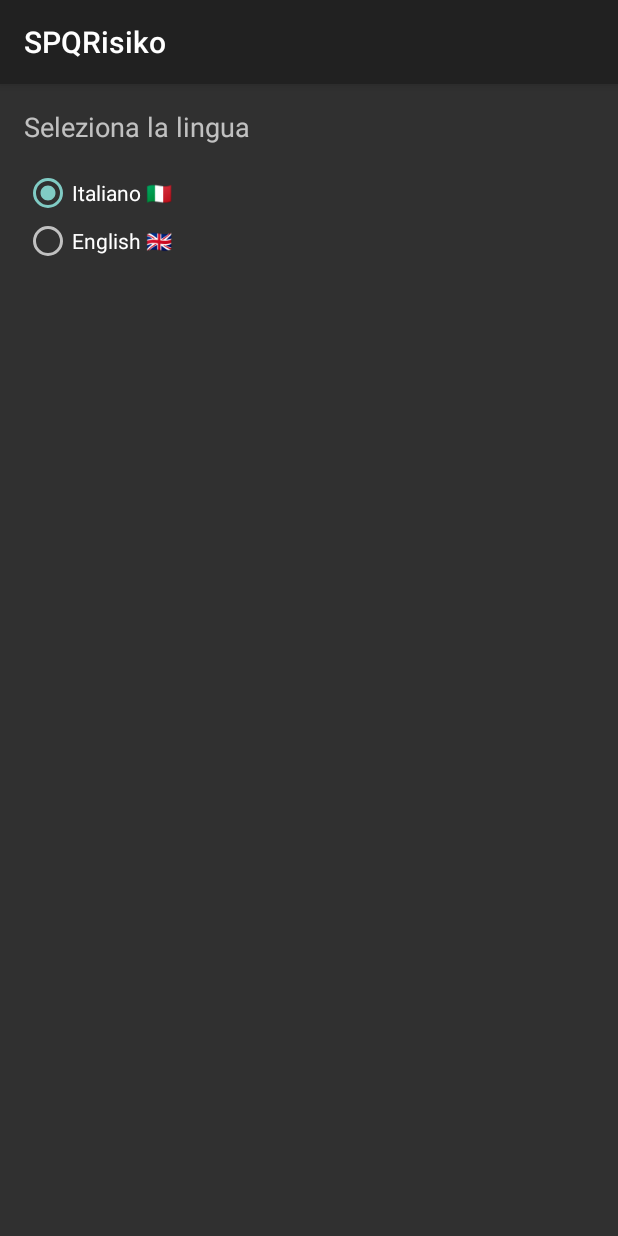
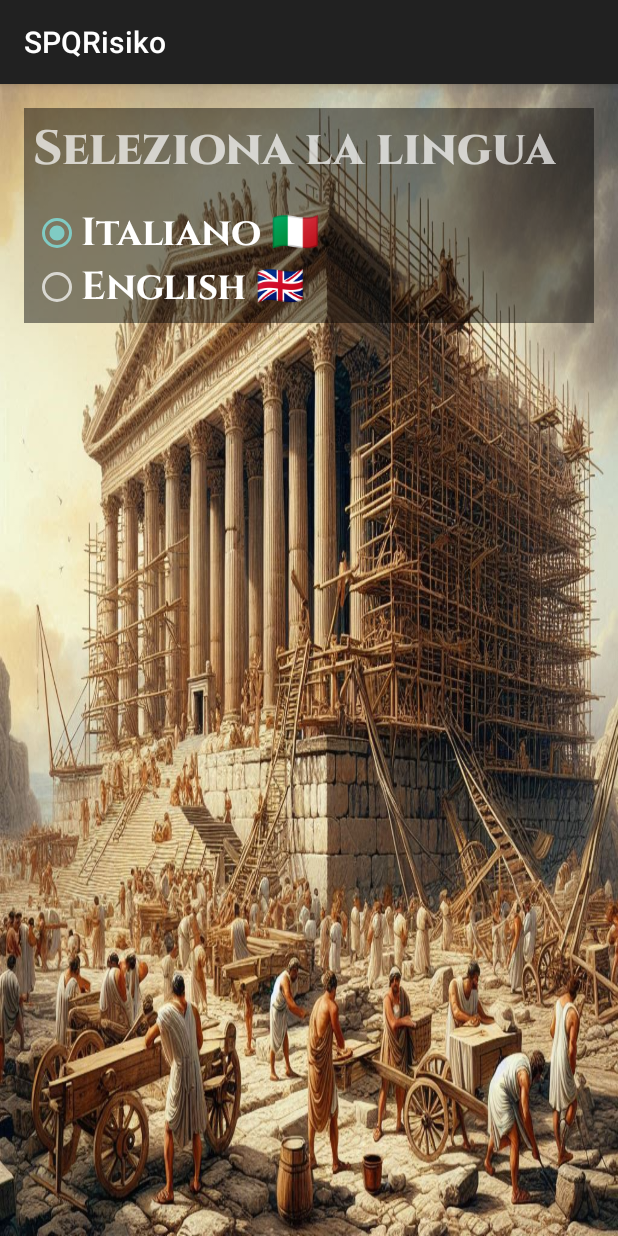
Before and after one commit to rickm01/SPQRisiko, an Android app: the SettingPageActivity screen opened directly, with no data from a screen before it, on a phone screen of 412 x 824 dp. Run offline under Robolectric (Android 15) with nearby library versions, the phone set to English and light mode, and no system bars.

Commit message:
Addition of background for settings

```diff
--- a/app/src/main/res/layout/activity_settings.xml
+++ b/app/src/main/res/layout/activity_settings.xml
@@ -2,28 +2,48 @@
 <LinearLayout xmlns:android="http://schemas.android.com/apk/res/android"
     android:layout_width="match_parent"
     android:layout_height="match_parent"
+    android:background="@drawable/cantiere"
     android:orientation="vertical"
     android:padding="16dp">
+
+    <LinearLayout
+        android:layout_width="match_parent"
+        android:layout_height="wrap_content"
+        android:layout_gravity="center"
+        android:orientation="vertical"
+        android:background="#75000000"
+        android:padding="6sp">
+
+
         <TextView
             android:layout_width="wrap_content"
             android:layout_height="wrap_content"
+            android:layout_marginBottom="16dp"
+            android:fontFamily="@font/cinzel_extrabold"
             android:text="@string/select_language"
-        android:textSize="18sp"
-        android:layout_marginBottom="16dp"/>
+            android:textSize="32sp" />
+
         <RadioGroup
             android:id="@+id/radioGroupLanguages"
             android:layout_width="wrap_content"
             android:layout_height="wrap_content">
+
             <RadioButton
                 android:id="@+id/radioItalian"
                 android:layout_width="wrap_content"
                 android:layout_height="wrap_content"
-            android:text="@string/Italian" />
+                android:fontFamily="@font/cinzel_bold"
+                android:text="@string/Italian"
+                android:textSize="26sp" />
+
             <RadioButton
                 android:id="@+id/radioEnglish"
                 android:layout_width="wrap_content"
                 android:layout_height="wrap_content"
-            android:text="@string/english"/>
+                android:fontFamily="@font/cinzel_bold"
+                android:text="@string/english"
+                android:textSize="26sp" />
 
         </RadioGroup>
     </LinearLayout>
+</LinearLayout>
```
Also changed, not shown: app/src/main/res/drawable/cantiere.jpeg (added). Lines whose indentation alone changed are shown as unchanged.
